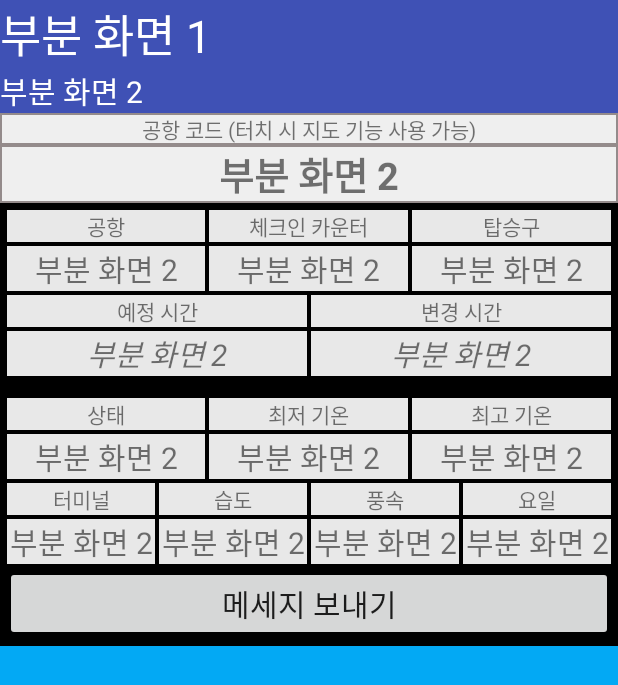
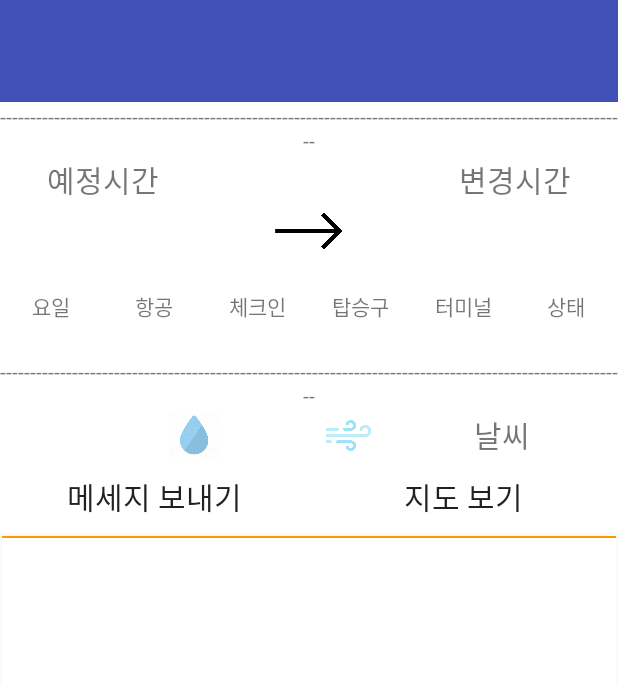
Before and after one commit to Leeseogshin/MBAPP, an Android app: the layout subactivity.xml on its own in the app's theme, with its tools: preview values and no code run, on a phone screen of 412 x 824 dp. Shown: the top 685 px of the screen. Run offline under Robolectric (Android 15) with nearby library versions, the phone set to English and light mode, and no system bars.

Commit message:
인터페이스 수정
인터페이스 수정

```diff
--- a/Teamproject/app/src/main/java/com/example/teamproject/MainActivity.java
+++ b/Teamproject/app/src/main/java/com/example/teamproject/MainActivity.java
@@ -387,6 +387,7 @@ public class MainActivity extends AppCompatActivity {
             View listItem = myListAdapter.getView(size, null, myListView);
             listItem.measure(0, 0);
             totalHeight += listItem.getMeasuredHeight();
+            totalHeight += 50;
         }
 
         ViewGroup.LayoutParams params = myListView.getLayoutParams();
--- a/Teamproject/app/src/main/res/drawable/background.xml
+++ b/Teamproject/app/src/main/res/drawable/background.xml
@@ -2,12 +2,13 @@
 <shape
     xmlns:android="http://schemas.android.com/apk/res/android"
     android:shape="oval">
-    <corners
-        android:radius="2dip"/>
+    <size
+        android:width="10dp"
+        android:height="10dp"/>
     <gradient
         android:startColor="#C9EEFF"
         android:endColor="#73C1FF"/>
     <stroke
-        android:width="2dp"/>
+        android:width="1dp"/>
 
 </shape>
--- /dev/null
+++ b/Teamproject/app/src/main/res/drawable/border1.xml
@@ -0,0 +1,17 @@
+<?xml version="1.0" encoding="utf-8"?>
+<layer-list xmlns:android="http://schemas.android.com/apk/res/android" >
+
+    <item
+        android:bottom="-2dp"
+        android:left="-2dp"
+        android:right="-2dp"
+        android:top="-2dp">
+        <shape android:shape="rectangle" >
+            <stroke
+                android:width="1dp"
+                android:color="#FF9800" />
+            <solid android:color="#FFF" />
+        </shape>
+    </item>
+
+</layer-list>
--- /dev/null
+++ b/Teamproject/app/src/main/res/drawable/border2.xml
@@ -0,0 +1,17 @@
+<?xml version="1.0" encoding="utf-8"?>
+<layer-list xmlns:android="http://schemas.android.com/apk/res/android" >
+
+    <item
+        android:bottom="-2dp"
+        android:left="-2dp"
+        android:right="-2dp"
+        android:top="1dp">
+        <shape android:shape="rectangle" >
+            <stroke
+                android:width="1dp"
+                android:color="#FF9800" />
+            <solid android:color="#FFF" />
+        </shape>
+    </item>
+
+</layer-list>
--- a/Teamproject/app/src/main/res/layout/activity_main.xml
+++ b/Teamproject/app/src/main/res/layout/activity_main.xml
@@ -46,10 +46,11 @@
                         android:onClick="pluspage"/>
 
                 </LinearLayout>
+
                 <ListView
                     android:id="@+id/listview1"
                     android:layout_width="match_parent"
-                    android:layout_height="wrap_content" />
+                    android:layout_height="match_parent" />
             </LinearLayout>
 
 
--- a/Teamproject/app/src/main/res/layout/subactivity.xml
+++ b/Teamproject/app/src/main/res/layout/subactivity.xml
@@ -1,5 +1,6 @@
 <LinearLayout xmlns:android="http://schemas.android.com/apk/res/android"
     android:orientation="vertical"
+    android:backgroundTint="#00FFFFFF"
     android:layout_width="match_parent"
     android:layout_height="match_parent"
     android:background="#03A9F4">
@@ -11,24 +12,19 @@
         <TableRow
             android:layout_width="match_parent"
             android:layout_height="wrap_content"
-            android:background="#3F51B5">
+            android:background="#3F51B5"
+            android:backgroundTint="#3F51B5">
 
             <TextView
                 android:id="@+id/textairline"
                 android:layout_width="match_parent"
                 android:layout_height="wrap_content"
                 android:layout_weight="5"
+                android:background="#3F51B5"
+                android:backgroundTint="#3F51B5"
                 android:textColor="#FFFFFFFF"
-                android:background="#3F51B5"
-                android:textSize="30dp"
-                android:text="부분 화면 1" />
+                android:textSize="30dp" />
 
-            <ImageView
-                android:layout_width="wrap_content"
-                android:layout_height="wrap_content"
-                android:layout_weight="1"
-                android:background="@drawable/background"
-                android:id="@+id/imgView"/>
 
         </TableRow>
 
@@ -41,52 +37,149 @@
                 android:layout_width="match_parent"
                 android:layout_height="wrap_content"
                 android:layout_weight="1"
+                android:background="#3F51B5"
                 android:textColor="#FFFFFFFF"
+                android:textSize="20dp" />
+
+            <TextView
+                android:id="@+id/textairportCode"
+                android:layout_width="match_parent"
+                android:layout_height="wrap_content"
+                android:layout_weight="1"
+                android:textAlignment="textEnd"
                 android:background="#3F51B5"
-                android:textSize="20dp"
-                android:text="부분 화면 2" />
+                android:textColor="#FFFFFFFF"
+                android:textSize="20dp" />
 
         </TableRow>
 
     </TableLayout>
 
-    <TextView
-        android:layout_width="match_parent"
-        android:layout_height="wrap_content"
-        android:text="공항 코드 (터치 시 지도 기능 사용 가능)"
-        android:background="@drawable/border"
-        android:textAlignment="center"/>
-
-    <TextView
-        android:id="@+id/textairportCode"
-        android:layout_width="match_parent"
-        android:layout_height="wrap_content"
-        android:text="부분 화면 2"
-        android:textSize="25dp"
-        android:background="@drawable/border"
-        android:textAlignment="center"
-        android:textStyle="bold"
-        android:clickable="true"
-        android:onClick="showMap"/>
-
-    <TableLayout
-        android:layout_width="match_parent"
-        android:layout_height="wrap_content"
-        android:background="#000000"
-        android:padding="3dp">
 
     <TableRow
         android:layout_width="match_parent"
         android:layout_height="wrap_content"
-            android:background="#000000">
+        android:background="#FFFFFFFF"
+        android:backgroundTint="#00FFFFFF">
+
+
+
+
+    </TableRow>
+
+    <TableRow
+        android:layout_width="match_parent"
+        android:layout_height="wrap_content"
+        android:background="#FFFFFFFF">
+
+
+
+    </TableRow>
+
+    <TableRow
+        android:layout_width="match_parent"
+        android:layout_height="wrap_content"
+        android:background="@drawable/border1">
+
+
+        <TextView
+            android:layout_width="match_parent"
+            android:layout_height="wrap_content"
+            android:text="---------------------------------------------------------------------------------------------------------"
+            android:background="@drawable/border1"
+            android:textAlignment="center"/>
+    </TableRow>
+
+    <TableRow
+        android:layout_width="match_parent"
+        android:layout_height="wrap_content"
+        android:background="@drawable/border1">
+
 
         <TextView
             android:layout_width="match_parent"
             android:layout_height="wrap_content"
             android:layout_margin="1dp"
             android:layout_weight="1"
-                android:text="공항"
-                android:background="#E8E8E8"
+            android:text="예정시간"
+            android:textSize="20dp"
+            android:background="@drawable/border1"
+            android:textAlignment="center"/>
+        <TextView
+            android:layout_width="match_parent"
+            android:layout_height="wrap_content"
+            android:layout_margin="1dp"
+            android:layout_weight="1"
+            android:textSize="20dp"
+            android:background="@drawable/border1"
+            android:textAlignment="center"/>
+
+
+        <TextView
+            android:layout_width="match_parent"
+            android:layout_height="wrap_content"
+            android:layout_margin="1dp"
+            android:layout_weight="1"
+            android:textSize="20dp"
+            android:text="변경시간"
+            android:background="@drawable/border1"
+            android:textAlignment="center"/>
+
+
+
+
+    </TableRow>
+
+
+
+
+    <TableRow
+        android:layout_width="match_parent"
+        android:layout_height="wrap_content"
+        android:background="@drawable/border1">
+
+        <TextView
+            android:id="@+id/textmaxterm"
+            android:layout_width="match_parent"
+            android:layout_height="wrap_content"
+            android:layout_margin="1dp"
+            android:layout_weight="1"
+            android:textSize="20dp"
+            android:background="@drawable/border1"
+            android:textAlignment="center"/>
+
+        <ImageView
+            android:layout_width="match_parent"
+            android:layout_height="31dp"
+            android:layout_margin="1dp"
+            android:layout_weight="1"
+            android:src="@drawable/arrow" />
+
+        <TextView
+            android:id="@+id/textestimatedDateTime"
+            android:layout_width="match_parent"
+            android:layout_height="wrap_content"
+            android:layout_margin="1dp"
+            android:layout_weight="1"
+            android:textSize="20dp"
+            android:textColor="#FF0000"
+            android:background="@drawable/border1"
+            android:textAlignment="center"/>
+
+    </TableRow>
+
+    <TableRow
+        android:layout_width="match_parent"
+        android:layout_height="wrap_content"
+        android:background="@drawable/border1">
+
+
+        <TextView
+            android:layout_width="match_parent"
+            android:layout_height="wrap_content"
+            android:layout_margin="1dp"
+            android:layout_weight="1"
+            android:background="@drawable/border1"
             android:textAlignment="center"/>
 
         <TextView
@@ -94,8 +187,59 @@
             android:layout_height="wrap_content"
             android:layout_margin="1dp"
             android:layout_weight="1"
-                android:text="체크인 카운터"
-                android:background="#E8E8E8"
+            android:background="@drawable/border1"
+            android:textAlignment="center"/>
+
+        <TextView
+            android:layout_width="match_parent"
+            android:layout_height="wrap_content"
+            android:layout_margin="1dp"
+            android:layout_weight="1"
+            android:background="@drawable/border1"
+            android:textAlignment="center"/>
+
+        <TextView
+            android:layout_width="match_parent"
+            android:layout_height="wrap_content"
+            android:layout_margin="1dp"
+            android:layout_weight="1"
+            android:background="@drawable/border1"
+            android:textAlignment="center"/>
+
+    </TableRow>
+
+    <TableRow
+        android:layout_width="match_parent"
+        android:layout_height="wrap_content"
+        android:background="@drawable/border1">
+
+
+        <TextView
+            android:layout_width="match_parent"
+            android:layout_height="wrap_content"
+            android:layout_margin="1dp"
+            android:layout_weight="1"
+            android:background="@drawable/border1"
+            android:text="요일"
+            android:textAlignment="center"/>
+
+        <TextView
+            android:layout_width="match_parent"
+            android:layout_height="wrap_content"
+            android:layout_margin="1dp"
+            android:layout_weight="1"
+            android:background="@drawable/border1"
+            android:text="항공"
+            android:textAlignment="center"/>
+
+
+        <TextView
+            android:layout_width="match_parent"
+            android:layout_height="wrap_content"
+            android:layout_margin="1dp"
+            android:layout_weight="1"
+            android:background="@drawable/border1"
+            android:text="체크인"
             android:textAlignment="center"/>
 
         <TextView
@@ -104,7 +248,25 @@
             android:layout_margin="1dp"
             android:layout_weight="1"
             android:text="탑승구"
-                android:background="#E8E8E8"
+            android:background="@drawable/border1"
+            android:textAlignment="center"/>
+
+        <TextView
+            android:layout_width="match_parent"
+            android:layout_height="wrap_content"
+            android:layout_margin="1dp"
+            android:layout_weight="1"
+            android:text="터미널"
+            android:background="@drawable/border1"
+            android:textAlignment="center"/>
+
+        <TextView
+            android:layout_width="match_parent"
+            android:layout_height="wrap_content"
+            android:layout_margin="1dp"
+            android:layout_weight="1"
+            android:text="상태"
+            android:background="@drawable/border1"
             android:textAlignment="center"/>
 
     </TableRow>
@@ -112,7 +274,18 @@
     <TableRow
         android:layout_width="match_parent"
         android:layout_height="wrap_content"
-            android:background="#000000">
+        android:background="@drawable/border1">
+
+
+        <TextView
+            android:id="@+id/textyoil"
+            android:layout_width="match_parent"
+            android:layout_height="wrap_content"
+            android:layout_margin="1dp"
+            android:layout_weight="1"
+            android:background="@drawable/border1"
+            android:textAlignment="center" />
+
 
         <TextView
             android:id="@+id/textairport"
@@ -121,9 +294,7 @@
             android:layout_margin="1dp"
             android:layout_weight="1"
             android:textAlignment="center"
-                android:textSize="20dp"
-                android:background="#E8E8E8"
-                android:text="부분 화면 2" />
+            android:background="@drawable/border1" />
 
         <TextView
             android:id="@+id/textchkinrange"
@@ -131,10 +302,8 @@
             android:layout_height="wrap_content"
             android:layout_margin="1dp"
             android:layout_weight="1"
-                android:textAlignment="center"
-                android:textSize="20dp"
-                android:background="#E8E8E8"
-                android:text="부분 화면 2" />
+            android:background="@drawable/border1"
+            android:textAlignment="center" />
 
         <TextView
             android:id="@+id/textgatenumber"
@@ -142,108 +311,17 @@
             android:layout_height="wrap_content"
             android:layout_margin="1dp"
             android:layout_weight="1"
-                android:textAlignment="center"
-                android:textSize="20dp"
-                android:background="#E8E8E8"
-                android:text="부분 화면 2" />
-
-        </TableRow>
-
-        <TableRow
-            android:layout_width="match_parent"
-            android:layout_height="wrap_content"
-            android:background="#000000">
+            android:background="@drawable/border1"
+            android:textAlignment="center" />
 
         <TextView
+            android:id="@+id/textminterm"
             android:layout_width="match_parent"
             android:layout_height="wrap_content"
             android:layout_margin="1dp"
             android:layout_weight="1"
-                android:text="예정 시간"
-                android:background="#E8E8E8"
-                android:textAlignment="center"/>
-
-            <TextView
-                android:layout_width="match_parent"
-                android:layout_height="wrap_content"
-                android:layout_margin="1dp"
-                android:layout_weight="1"
-                android:text="변경 시간"
-                android:background="#E8E8E8"
-                android:textAlignment="center"/>
-
-        </TableRow>
-
-        <TableRow
-            android:layout_width="match_parent"
-            android:layout_height="wrap_content"
-            android:background="#000000">
-
-            <TextView
-                android:id="@+id/textmaxterm"
-                android:layout_width="match_parent"
-                android:layout_height="wrap_content"
-                android:layout_margin="1dp"
-                android:layout_weight="1"
-                android:textAlignment="center"
-                android:textSize="20dp"
-                android:textStyle="italic"
-                android:background="#E8E8E8"
-                android:text="부분 화면 2" />
-
-            <TextView
-                android:id="@+id/textestimatedDateTime"
-                android:layout_width="match_parent"
-                android:layout_height="wrap_content"
-                android:layout_margin="1dp"
-                android:layout_weight="1"
-                android:textAlignment="center"
-                android:textSize="20dp"
-                android:textStyle="italic"
-                android:background="#E8E8E8"
-                android:text="부분 화면 2" />
-
-        </TableRow>
-
-        <TableRow
-            android:layout_width="match_parent"
-            android:layout_height="wrap_content"
-            android:layout_marginTop="12dp"
-            android:background="#000000">
-
-            <TextView
-                android:layout_width="match_parent"
-                android:layout_height="wrap_content"
-                android:layout_margin="1dp"
-                android:layout_weight="1"
-                android:text="상태"
-                android:background="#E8E8E8"
-                android:textAlignment="center"/>
-
-            <TextView
-                android:layout_width="match_parent"
-                android:layout_height="wrap_content"
-                android:layout_margin="1dp"
-                android:layout_weight="1"
-                android:text="최저 기온"
-                android:background="#E8E8E8"
-                android:textAlignment="center"/>
-
-            <TextView
-                android:layout_width="match_parent"
-                android:layout_height="wrap_content"
-                android:layout_margin="1dp"
-                android:layout_weight="1"
-                android:text="최고 기온"
-                android:background="#E8E8E8"
-                android:textAlignment="center"/>
-
-        </TableRow>
-
-        <TableRow
-            android:layout_width="match_parent"
-            android:layout_height="wrap_content"
-            android:background="#000000">
+            android:background="@drawable/border1"
+            android:textAlignment="center" />
 
         <TextView
             android:id="@+id/texthimidity"
@@ -251,10 +329,32 @@
             android:layout_height="wrap_content"
             android:layout_margin="1dp"
             android:layout_weight="1"
-                android:textAlignment="center"
-                android:textSize="20dp"
-                android:background="#E8E8E8"
-                android:text="부분 화면 2" />
+            android:background="@drawable/border1"
+            android:textAlignment="center" />
+
+
+
+    </TableRow>
+
+    <TableRow
+        android:layout_width="match_parent"
+        android:layout_height="wrap_content"
+        android:background="@drawable/border1">
+
+
+        <TextView
+            android:layout_width="match_parent"
+            android:layout_height="wrap_content"
+            android:text="---------------------------------------------------------------------------------------------------------"
+            android:background="@drawable/border1"
+            android:textAlignment="center"/>
+    </TableRow>
+
+    <TableRow
+        android:layout_width="match_parent"
+        android:layout_height="wrap_content"
+        android:background="@drawable/border1">
+
 
         <TextView
             android:id="@+id/textterminalid"
@@ -264,8 +364,8 @@
             android:layout_weight="1"
             android:textAlignment="center"
             android:textSize="20dp"
-                android:background="#E8E8E8"
-                android:text="부분 화면 2" />
+            android:background="@drawable/border1"
+            android:textColor="#001AFF" />
 
         <TextView
             android:id="@+id/textscheduledDateTime"
@@ -275,69 +375,16 @@
             android:layout_weight="1"
             android:textAlignment="center"
             android:textSize="20dp"
-                android:background="#E8E8E8"
-                android:text="부분 화면 2" />
+            android:textColor="#FF0000"
+            android:background="@drawable/border1" />
 
-        </TableRow>
 
-        <TableRow
+        <ImageView
             android:layout_width="match_parent"
-            android:layout_height="wrap_content"
-            android:background="#000000">
-
-            <TextView
-                android:layout_width="match_parent"
-                android:layout_height="wrap_content"
+            android:layout_height="31dp"
             android:layout_margin="1dp"
             android:layout_weight="1"
-                android:text="터미널"
-                android:background="#E8E8E8"
-                android:textAlignment="center"/>
-
-            <TextView
-                android:layout_width="match_parent"
-                android:layout_height="wrap_content"
-                android:layout_margin="1dp"
-                android:layout_weight="1"
-                android:text="습도"
-                android:background="#E8E8E8"
-                android:textAlignment="center"/>
-
-            <TextView
-                android:layout_width="match_parent"
-                android:layout_height="wrap_content"
-                android:layout_margin="1dp"
-                android:layout_weight="1"
-                android:text="풍속"
-                android:background="#E8E8E8"
-                android:textAlignment="center"/>
-
-            <TextView
-                android:layout_width="match_parent"
-                android:layout_height="wrap_content"
-                android:layout_margin="1dp"
-                android:layout_weight="1"
-                android:text="요일"
-                android:background="#E8E8E8"
-                android:textAlignment="center"/>
-
-        </TableRow>
-
-        <TableRow
-            android:layout_width="match_parent"
-            android:layout_height="wrap_content"
-            android:background="#000000">
-
-            <TextView
-                android:id="@+id/textminterm"
-                android:layout_width="match_parent"
-                android:layout_height="wrap_content"
-                android:layout_margin="1dp"
-                android:layout_weight="1"
-                android:textAlignment="center"
-                android:textSize="20dp"
-                android:background="#E8E8E8"
-                android:text="부분 화면 2" />
+            android:src="@drawable/water" />
 
         <TextView
             android:id="@+id/textremark"
@@ -347,8 +394,14 @@
             android:layout_weight="1"
             android:textAlignment="center"
             android:textSize="20dp"
-                android:background="#E8E8E8"
-                android:text="부분 화면 2" />
+            android:background="@drawable/border1" />
+
+        <ImageView
+            android:layout_width="match_parent"
+            android:layout_height="31dp"
+            android:layout_margin="1dp"
+            android:layout_weight="1"
+            android:src="@drawable/wind" />
 
         <TextView
             android:id="@+id/textwind"
@@ -358,29 +411,65 @@
             android:layout_weight="1"
             android:textAlignment="center"
             android:textSize="20dp"
-                android:background="#E8E8E8"
-                android:text="부분 화면 2" />
+            android:background="@drawable/border1" />
 
         <TextView
-                android:id="@+id/textyoil"
             android:layout_width="match_parent"
             android:layout_height="wrap_content"
             android:layout_margin="1dp"
             android:layout_weight="1"
             android:textAlignment="center"
             android:textSize="20dp"
-                android:background="#E8E8E8"
-                android:text="부분 화면 2" />
+            android:background="@drawable/border1"
+            android:text="날씨" />
+
+        <ImageView
+            android:background="@drawable/border1"
+            android:layout_height="match_parent"
+            android:layout_width="match_parent"
+            android:layout_margin="1dp"
+            android:layout_weight="1"
+            android:id="@+id/imgView"/>
 
     </TableRow>
+
+    <TableRow
+        android:layout_width="match_parent"
+        android:layout_height="wrap_content"
+        android:background="@drawable/border1">
+
         <Button
             android:id="@+id/Messaging"
+            android:layout_width="match_parent"
             android:layout_height="wrap_content"
+            android:layout_weight="1"
+            android:background="#FFFFFFFF"
+            android:backgroundTint="#00FFFFFF"
+            android:onClick="Messaging"
+            android:text="메세지 보내기"
+            style="@style/Widget.AppCompat.Button.Borderless"
+            android:textSize="20dp" />
+
+        <Button
+            android:id="@+id/Map"
             android:layout_width="match_parent"
-            android:text="메세지 보내기"
-            android:textSize="20dp"
-            android:onClick="Messaging"/>
+            android:layout_height="wrap_content"
+            android:layout_weight="1"
+            android:background="#FFFFFFFF"
+            android:backgroundTint="#00FFFFFF"
+            android:onClick="showMap"
+            android:text="지도 보기"
+            style="@style/Widget.AppCompat.Button.Borderless"
+            android:textSize="20dp" />
 
-    </TableLayout>
+    </TableRow>
+
+    <TextView
+        android:id="@+id/line"
+        android:layout_width="match_parent"
+        android:layout_height="0dp"
+        android:layout_margin="1dp"
+        android:layout_weight="1"
+        android:background="@drawable/border2" />
 
 </LinearLayout>
```
Also changed, not shown: Teamproject/app/src/main/res/drawable/arrow.PNG (added), Teamproject/app/src/main/res/drawable/water.PNG (added), Teamproject/app/src/main/res/drawable/wind.png (added). Lines whose indentation alone changed are shown as unchanged.
